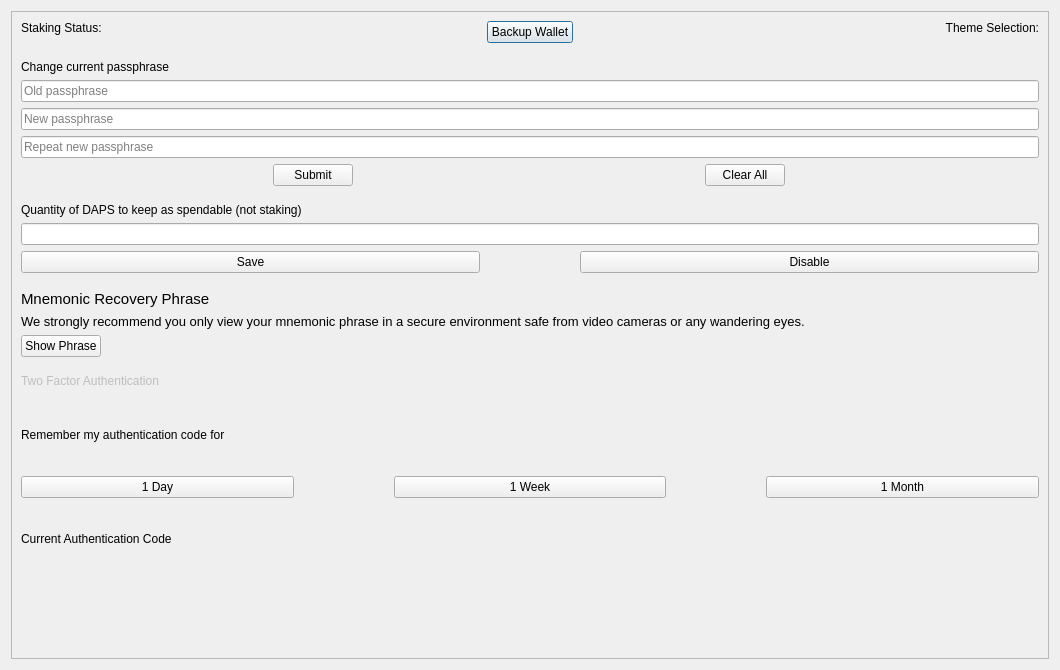
This is src/qt/forms/optionspage.ui in pedrorv0106/DAPS as Qt 5 draws it before an edit. The edited form follows.
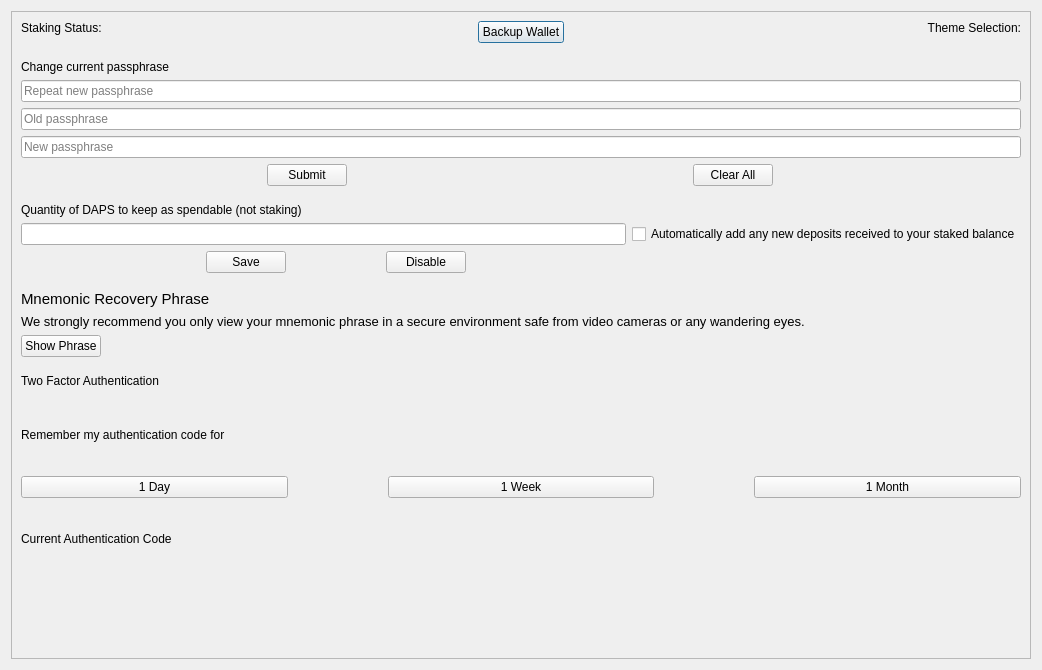
This is the edited form. Custom widgets are drawn as their Qt base class.

Commit message:
DAPS-1162 Qt: New autoconsolidate while staking checkbox option (#824)
* Update Settings screen with layouts, add auto add funds option

* Update wording

* Add setAutoConsolidate

* Typo

* allow to stake whenever a stakaeble utxo > 400k

* save autoconsolidation setting time to wallet.dat

* only consolidate utxos that are received before consolidation is off

* avoid crashing when check the checkbox

* add nTimeBefore to createsweepingtransaction

```diff
--- a/src/qt/forms/optionspage.ui
+++ b/src/qt/forms/optionspage.ui
@@ -6,7 +6,7 @@
    <rect>
     <x>0</x>
     <y>0</y>
-    <width>1060</width>
+    <width>1042</width>
     <height>670</height>
    </rect>
   </property>
@@ -33,7 +33,7 @@
        <rect>
         <x>0</x>
         <y>0</y>
-        <width>1040</width>
+        <width>1022</width>
         <height>650</height>
        </rect>
       </property>
@@ -89,7 +89,7 @@
           </layout>
          </item>
          <item>
-          <layout class="QVBoxLayout" name="verticalLayout_3">
+          <layout class="QVBoxLayout" name="backupWalletLayout">
            <item alignment="Qt::AlignHCenter">
             <widget class="QPushButton" name="pushButtonBackup">
              <property name="sizePolicy">
@@ -184,6 +184,8 @@
         </widget>
        </item>
        <item>
+        <layout class="QVBoxLayout" name="changePassphraseLayout">
+         <item>
         <widget class="QLabel" name="labelPassword">
          <property name="sizePolicy">
           <sizepolicy hsizetype="Preferred" vsizetype="Maximum">
@@ -196,6 +198,16 @@
          </property>
         </widget>
        </item>
+         <item>
+          <widget class="QLineEdit" name="lineEditNewPassRepeat">
+           <property name="echoMode">
+            <enum>QLineEdit::Password</enum>
+           </property>
+           <property name="placeholderText">
+            <string>Repeat new passphrase</string>
+           </property>
+          </widget>
+         </item>
        <item>
         <widget class="QLineEdit" name="lineEditOldPass">
          <property name="echoMode">
@@ -216,16 +228,6 @@
          </property>
         </widget>
        </item>
-       <item>
-        <widget class="QLineEdit" name="lineEditNewPassRepeat">
-         <property name="echoMode">
-          <enum>QLineEdit::Password</enum>
-         </property>
-         <property name="placeholderText">
-          <string>Repeat new passphrase</string>
-         </property>
-        </widget>
-       </item>
        <item>
         <layout class="QHBoxLayout" name="horizontalLayout_5">
          <property name="spacing">
@@ -262,6 +264,8 @@
          </item>
         </layout>
        </item>
+        </layout>
+       </item>
        <item>
         <widget class="QLabel" name="line_2">
          <property name="minimumSize">
@@ -285,6 +289,11 @@
         </widget>
        </item>
        <item>
+        <layout class="QVBoxLayout" name="reserveLayout">
+         <property name="sizeConstraint">
+          <enum>QLayout::SetDefaultConstraint</enum>
+         </property>
+         <item>
         <widget class="QLabel" name="label_2">
          <property name="sizePolicy">
           <sizepolicy hsizetype="Preferred" vsizetype="Maximum">
@@ -298,9 +307,23 @@
         </widget>
        </item>
        <item>
+          <layout class="QHBoxLayout" name="horizontalLayout_6">
+           <item>
         <widget class="QLineEdit" name="lineEditWithhold"/>
        </item>
        <item>
+            <widget class="QCheckBox" name="addNewFunds">
+             <property name="toolTip">
+              <string>This may incur a small transaction consolidation fee each time you re-enable staking or restart the keychain wallet.</string>
+             </property>
+             <property name="text">
+              <string>Automatically add any new deposits received to your staked balance</string>
+             </property>
+            </widget>
+           </item>
+          </layout>
+         </item>
+         <item>
         <layout class="QHBoxLayout" name="horizontalLayout_4">
          <property name="spacing">
           <number>100</number>
@@ -308,11 +331,30 @@
          <property name="leftMargin">
           <number>0</number>
          </property>
+           <item>
+            <spacer name="horizontalSpacer_3">
+             <property name="orientation">
+              <enum>Qt::Horizontal</enum>
+             </property>
+             <property name="sizeHint" stdset="0">
+              <size>
+               <width>40</width>
+               <height>20</height>
+              </size>
+             </property>
+            </spacer>
+           </item>
          <item>
           <widget class="QPushButton" name="pushButtonSave">
            <property name="enabled">
             <bool>true</bool>
            </property>
+             <property name="sizePolicy">
+              <sizepolicy hsizetype="Maximum" vsizetype="Maximum">
+               <horstretch>0</horstretch>
+               <verstretch>0</verstretch>
+              </sizepolicy>
+             </property>
            <property name="text">
             <string>Save</string>
            </property>
@@ -325,6 +367,47 @@
            </property>
           </widget>
          </item>
+           <item>
+            <spacer name="horizontalSpacer_4">
+             <property name="orientation">
+              <enum>Qt::Horizontal</enum>
+             </property>
+             <property name="sizeHint" stdset="0">
+              <size>
+               <width>40</width>
+               <height>20</height>
+              </size>
+             </property>
+            </spacer>
+           </item>
+           <item>
+            <spacer name="horizontalSpacer">
+             <property name="orientation">
+              <enum>Qt::Horizontal</enum>
+             </property>
+             <property name="sizeHint" stdset="0">
+              <size>
+               <width>40</width>
+               <height>20</height>
+              </size>
+             </property>
+            </spacer>
+           </item>
+           <item>
+            <spacer name="horizontalSpacer_2">
+             <property name="orientation">
+              <enum>Qt::Horizontal</enum>
+             </property>
+             <property name="sizeHint" stdset="0">
+              <size>
+               <width>40</width>
+               <height>20</height>
+              </size>
+             </property>
+            </spacer>
+           </item>
+          </layout>
+         </item>
         </layout>
        </item>
        <item>
@@ -358,6 +441,8 @@
         </widget>
        </item>
        <item>
+        <layout class="QVBoxLayout" name="verticalLayout_3">
+         <item>
         <widget class="QLabel" name="labelMneumonicRecovery">
          <property name="enabled">
           <bool>true</bool>
@@ -421,6 +506,8 @@
          </property>
         </widget>
        </item>
+        </layout>
+       </item>
        <item>
         <widget class="QLabel" name="line_4">
          <property name="enabled">
@@ -441,9 +528,11 @@
         </widget>
        </item>
        <item>
+        <layout class="QVBoxLayout" name="twoFALayout">
+         <item>
         <widget class="QLabel" name="label">
          <property name="enabled">
-          <bool>false</bool>
+            <bool>true</bool>
          </property>
          <property name="sizePolicy">
           <sizepolicy hsizetype="Maximum" vsizetype="Maximum">
@@ -524,7 +613,7 @@
         </widget>
        </item>
        <item>
-        <layout class="QHBoxLayout" name="horizontalLayout_2" stretch="1,1,1,1,1,1,20">
+          <layout class="QHBoxLayout" name="horizontalLayout_2" stretch="1,1,1,1,1,1">
          <item>
           <widget class="QLabel" name="code_1">
            <property name="text">
@@ -585,12 +674,7 @@
            </property>
           </widget>
          </item>
-         <item>
-          <widget class="QLabel" name="label_5">
-           <property name="text">
-            <string/>
-           </property>
-          </widget>
+          </layout>
          </item>
         </layout>
        </item>
```
Left out of the diff: 5 changed lines with no effect on the pictures. Lines whose indentation alone changed are shown as unchanged. The commit also changes 6 other files.
